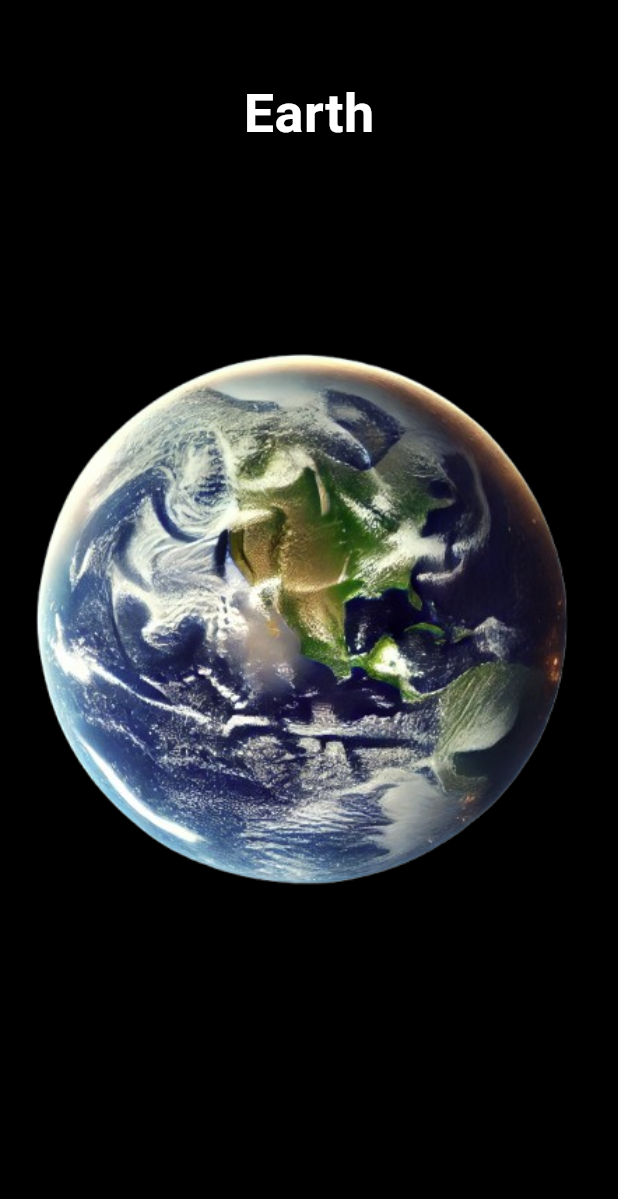
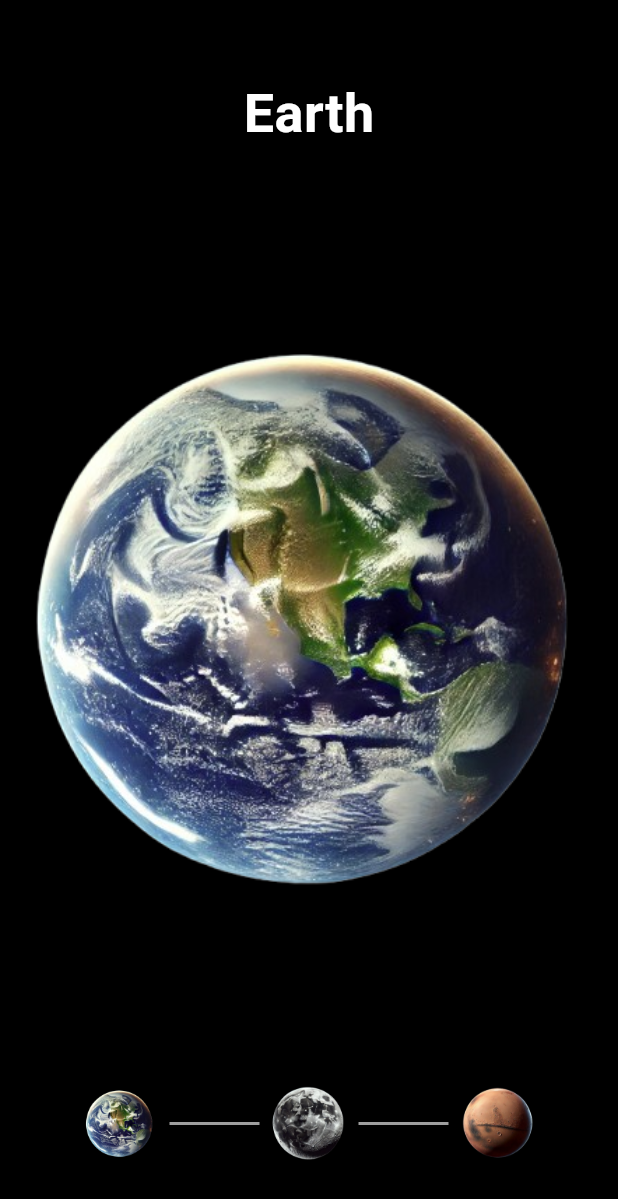
Before and after one commit to sz-adam/flutter-exercises, a Flutter app: the screen it shows after launch, on a phone screen of 412 x 824 dp. Shown: the top 1199 px of the screen. Run offline on Flutter 3.47's test engine with Material 3 defaults, Android fonts, the phone set to English and light mode, and no system bars; our stand-ins replace carousel_slider, flutter_dotenv, flutter_riverpod, image_picker, local_auth; missing offline and left inert: scroll_loop_auto_scroll.

Commit message:
scroll bar showing planets

```diff
--- /dev/null
+++ b/planets/lib/components/scroll_image.dart
@@ -0,0 +1,61 @@
+import 'package:flutter/material.dart';
+
+import '../model/planets_model.dart';
+
+class ScrollImage extends StatefulWidget {
+  final List<CelestialBodyData> celestialDataList;
+  final int currentIndex;
+  final PageController pageController;
+
+  const ScrollImage({
+    super.key,
+    required this.celestialDataList,
+    required this.currentIndex,
+    required this.pageController,
+  });
+
+  @override
+  State<ScrollImage> createState() => _ScrollImageState();
+}
+
+class _ScrollImageState extends State<ScrollImage> {
+  @override
+  Widget build(BuildContext context) {
+    return Positioned(
+      bottom: 50,
+      left: 0,
+      right: 0,
+      child: Row(
+        mainAxisAlignment: MainAxisAlignment.spaceEvenly,
+        crossAxisAlignment: CrossAxisAlignment.center,
+        children: [
+          Container(
+            child: SingleChildScrollView(
+              scrollDirection: Axis.horizontal,
+              child: Row(
+                children: [
+                  for (int i = 0; i < widget.celestialDataList.length; i++) ...[
+                    Image.asset(
+                      widget.celestialDataList[i].imageUrl,
+                      width: 50,
+                      height: 50,
+                      fit: BoxFit.cover,
+                    ),
+                    // bolygók közötti vonal
+                    if (i < widget.celestialDataList.length - 1)
+                      Container(
+                        width: 60,
+                        height: 2,
+                        color: Colors.grey,
+                        margin: const EdgeInsets.symmetric(horizontal: 8),
+                      ),
+                  ],
+                ],
+              ),
+            ),
+          ),
+        ],
+      ),
+    );
+  }
+}
--- a/planets/lib/pages/home_pages.dart
+++ b/planets/lib/pages/home_pages.dart
@@ -1,6 +1,7 @@
 import 'package:flutter/material.dart';
 import 'package:planets/components/celestial_name.dart';
 import 'package:planets/components/celestial_planet.dart';
+import 'package:planets/components/scroll_image.dart';
 import 'package:planets/model/planets_model.dart';
 
 class HomePages extends StatefulWidget {
@@ -48,12 +49,15 @@ class _HomePagesState extends State<HomePages> {
                 pageController: _pageController,
                 onPageChanged: (index) {
                   setState(
-                    () {
+                        () {
                       _currentIndex = index;
                     },
                   );
                 },
-              )
+              ),
+              ScrollImage(celestialDataList: celestialDataList,
+                  currentIndex: _currentIndex,
+                  pageController: _pageController),
             ],
           ),
         ),
```
